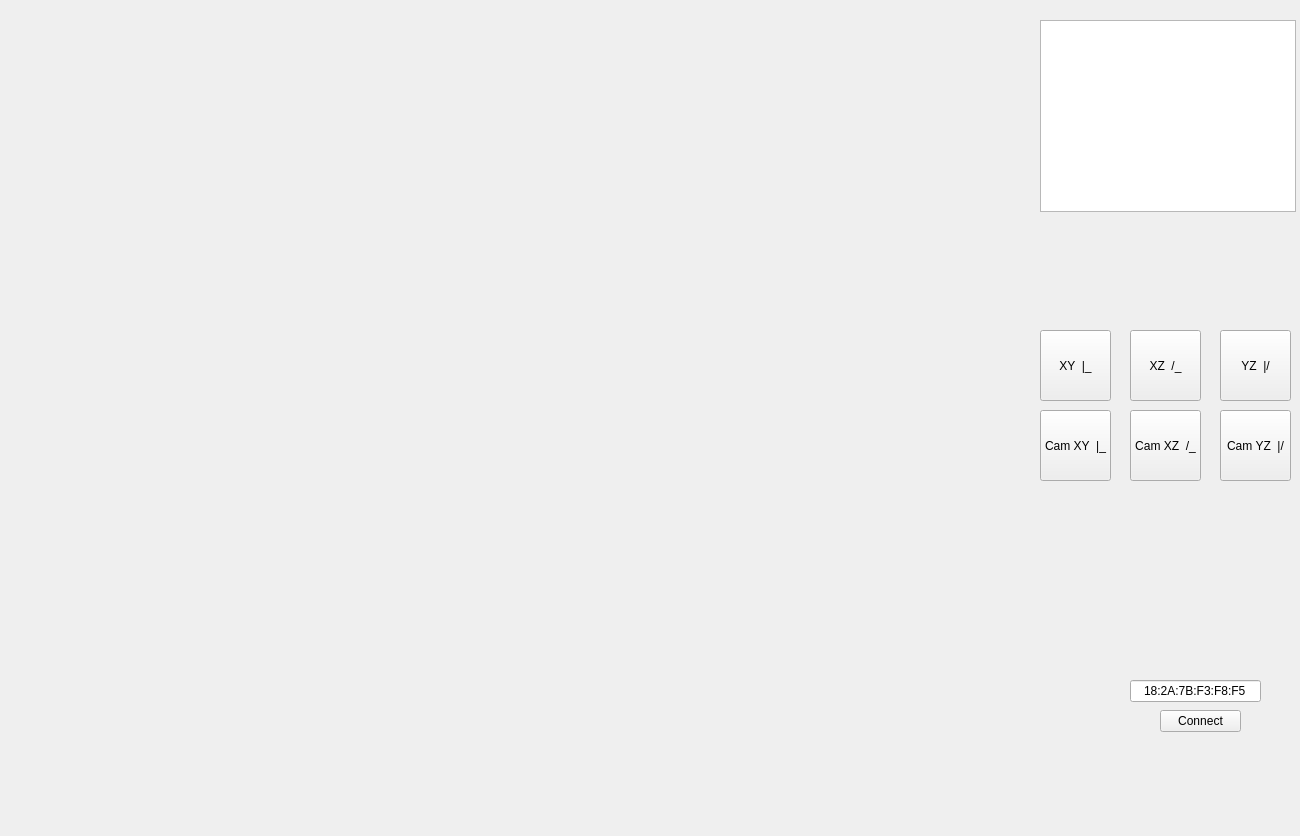
Above: project/ui/room_design.ui from JonBrem/itt_ss16_project before the change. Below: the same form after it.
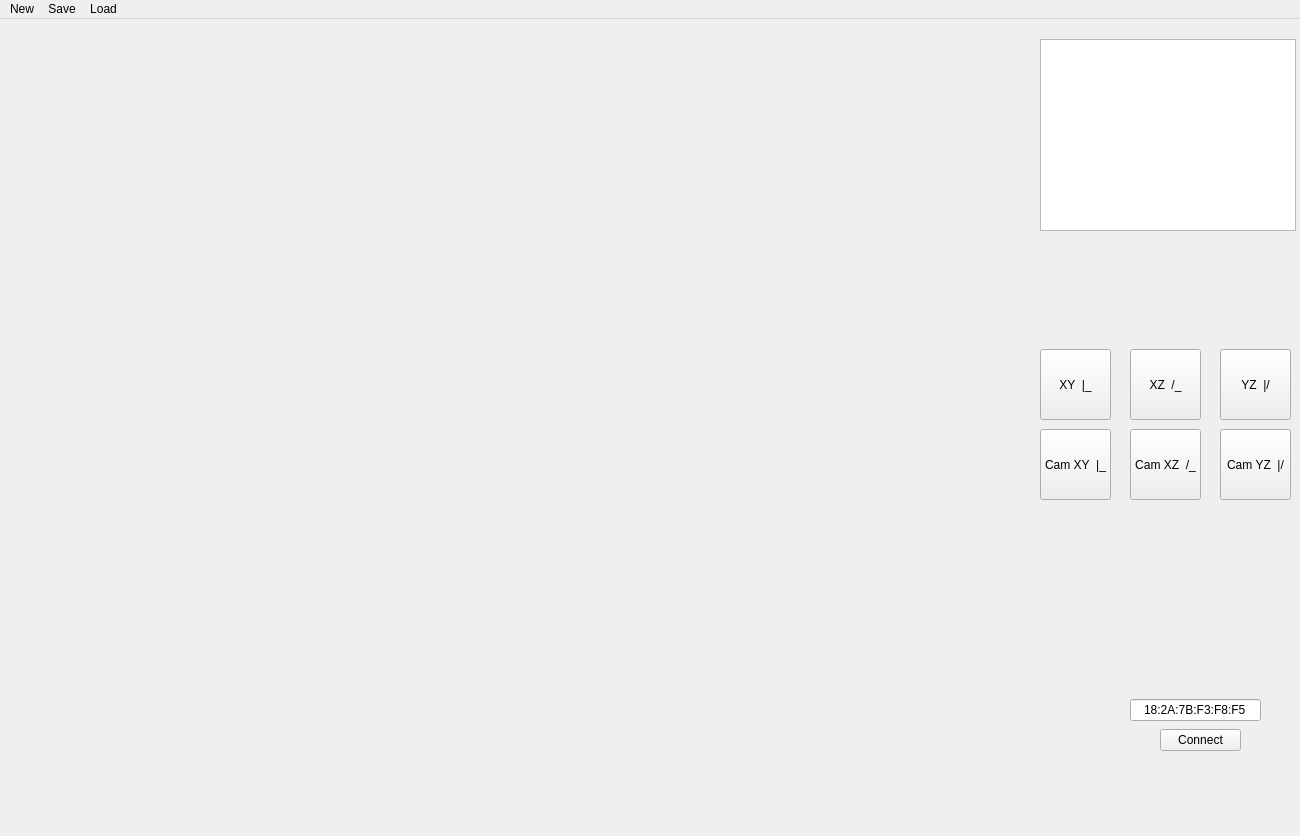
That is the form after the change.

Commit message: added new, save and load buttons and added their functionality; bug when loaded (room is not saved?); when the scene is reloaded mesh selection stops working

Patch:
```diff
--- a/project/ui/room_design.ui
+++ b/project/ui/room_design.ui
@@ -132,6 +132,52 @@
     </property>
    </widget>
   </widget>
+  <widget class="QMenuBar" name="menuBar">
+   <property name="geometry">
+    <rect>
+     <x>0</x>
+     <y>0</y>
+     <width>1300</width>
+     <height>19</height>
+    </rect>
+   </property>
+   <widget class="QMenu" name="menuNew">
+    <property name="title">
+     <string>New</string>
+    </property>
+    <addaction name="actionNew"/>
+   </widget>
+   <widget class="QMenu" name="menuSace">
+    <property name="title">
+     <string>Save</string>
+    </property>
+    <addaction name="actionSave"/>
+   </widget>
+   <widget class="QMenu" name="menuLoad">
+    <property name="title">
+     <string>Load</string>
+    </property>
+    <addaction name="actionLoad"/>
+   </widget>
+   <addaction name="menuNew"/>
+   <addaction name="menuSace"/>
+   <addaction name="menuLoad"/>
+  </widget>
+  <action name="actionNew">
+   <property name="text">
+    <string>New</string>
+   </property>
+  </action>
+  <action name="actionLoad">
+   <property name="text">
+    <string>Load</string>
+   </property>
+  </action>
+  <action name="actionSave">
+   <property name="text">
+    <string>Save</string>
+   </property>
+  </action>
  </widget>
  <layoutdefault spacing="6" margin="11"/>
  <resources/>
```
The commit also changes 4 other files.
